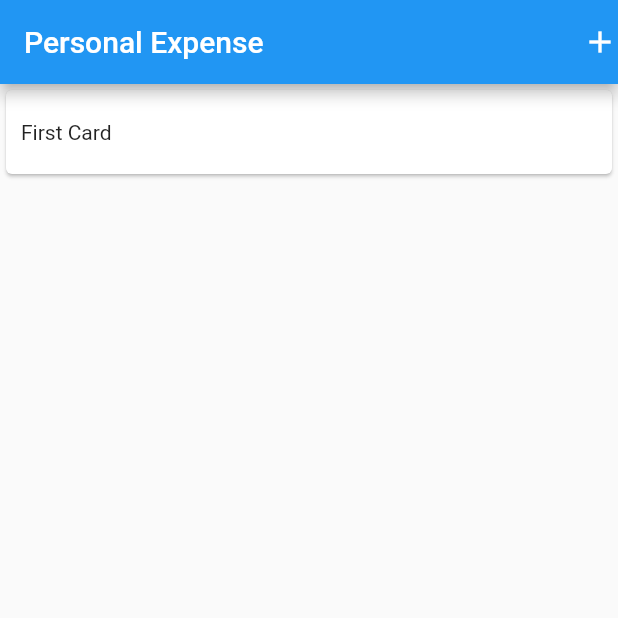
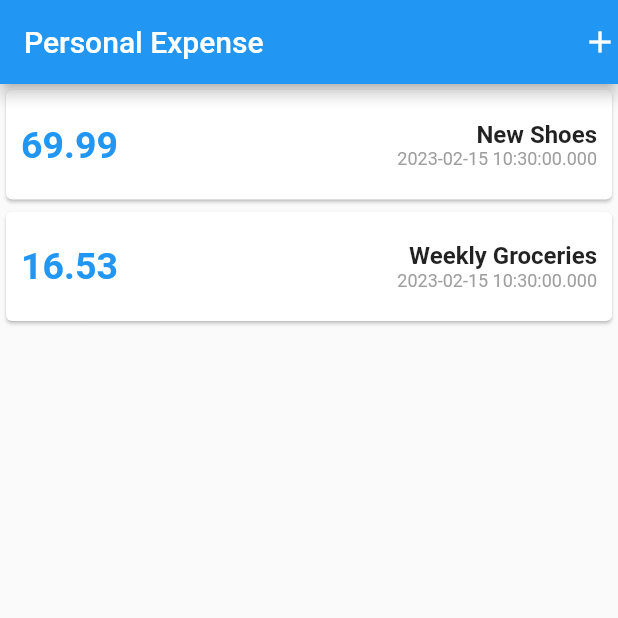
Before and after one commit to benjithorpe/personal_expense, a Flutter app: the screen it shows after launch, on a phone screen of 412 x 824 dp, the top half of it. Run offline on Flutter 3.47's test engine with Material 2 defaults, Android fonts, the phone set to English and light mode, and no system bars.

Commit message:
basic transaction card design

```diff
--- a/lib/main.dart
+++ b/lib/main.dart
@@ -1,4 +1,5 @@
 import 'package:flutter/material.dart';
+import './transaction_card.dart';
 
 void main() => runApp(MyApp());
 
@@ -35,13 +36,8 @@ class MyApp extends StatelessWidget {
         ),
         body: Column(
           children: [
-            Card(
-              child: Container(
-                width: double.infinity,
-                padding: EdgeInsets.symmetric(vertical: 20, horizontal: 10),
-                child: Text("First Card"),
-              ),
-            )
+            TranscationCard(transactions[0]),
+            TranscationCard(transactions[1]),
           ],
         ),
       ),
--- /dev/null
+++ b/lib/transaction_card.dart
@@ -0,0 +1,48 @@
+import 'package:flutter/material.dart';
+
+class TranscationCard extends StatelessWidget {
+  final Map transaction;
+
+  const TranscationCard(this.transaction, {super.key});
+  @override
+  Widget build(BuildContext context) {
+    return Card(
+      child: Container(
+        width: double.infinity,
+        padding: const EdgeInsets.symmetric(vertical: 20, horizontal: 10),
+        child: Row(
+          mainAxisAlignment: MainAxisAlignment.spaceBetween,
+          children: [
+            Text(
+              "${transaction['amount']}",
+              style: const TextStyle(
+                color: Colors.blue,
+                fontSize: 25,
+                fontWeight: FontWeight.bold,
+              ),
+            ),
+            Column(
+              crossAxisAlignment: CrossAxisAlignment.end,
+              children: [
+                Text(
+                  "${transaction['title']}",
+                  style: TextStyle(
+                    fontWeight: FontWeight.bold,
+                    fontSize: 16,
+                  ),
+                ),
+                Text(
+                  "${transaction['date']}",
+                  style: TextStyle(
+                    color: Colors.grey.shade500,
+                    fontSize: 12,
+                  ),
+                ),
+              ],
+            ),
+          ],
+        ),
+      ),
+    );
+  }
+}
```
